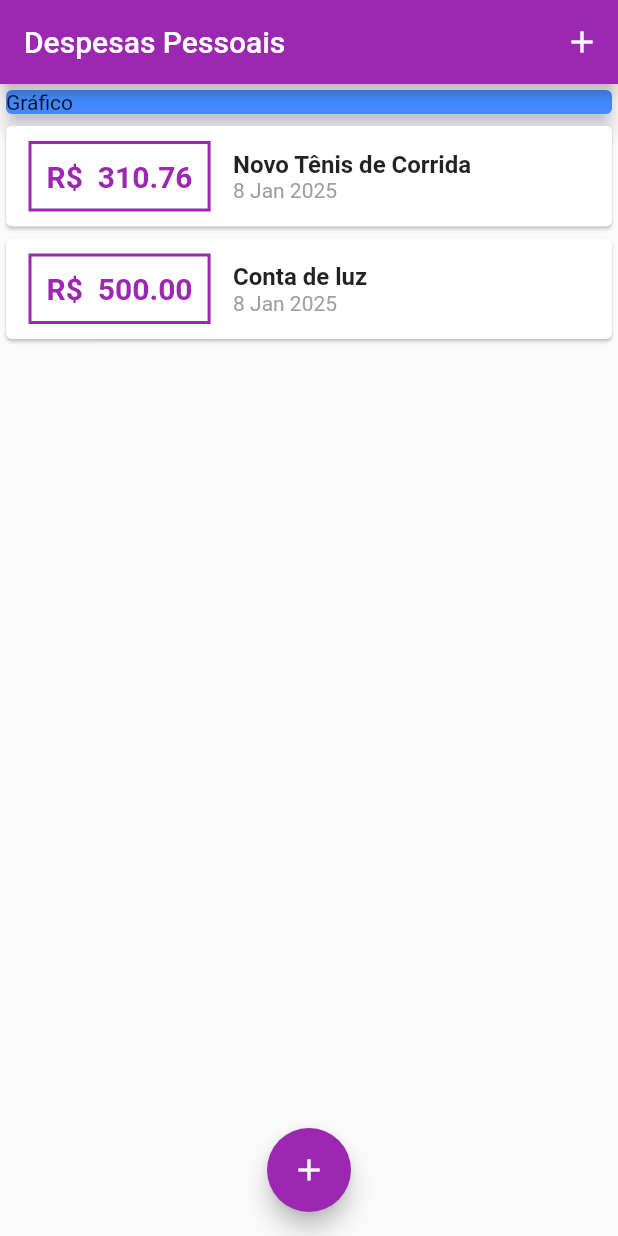
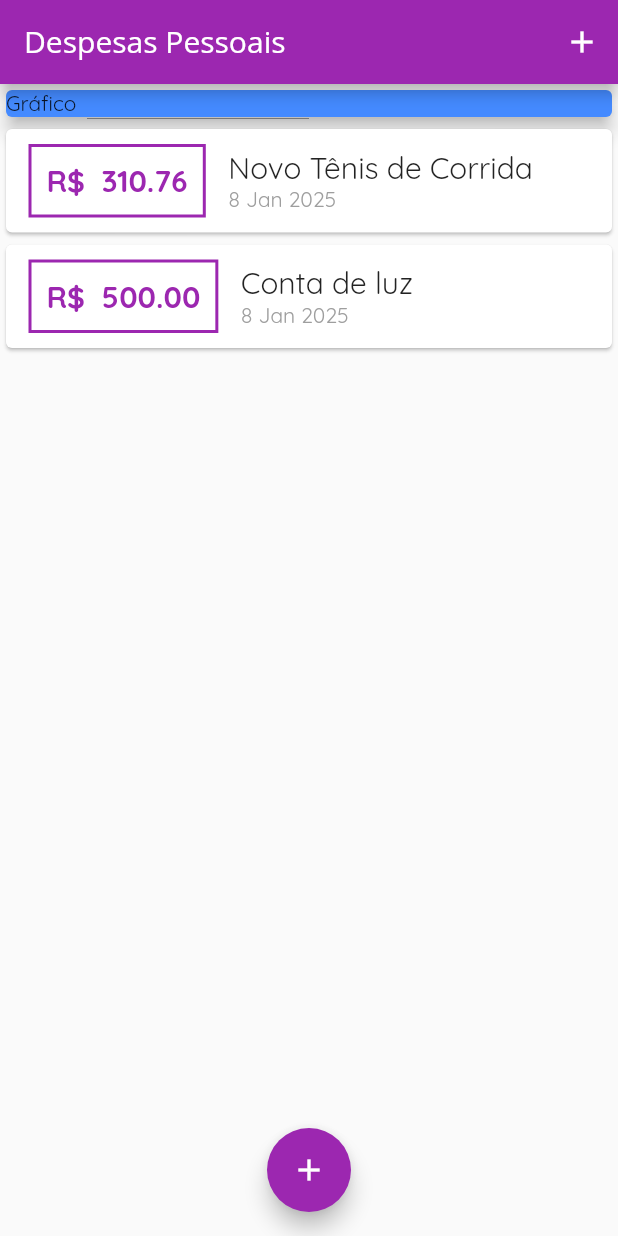
Before and after one commit to Brunolira123/app-despesas-flutter, a Flutter app: the screen it shows after launch, on a phone screen of 412 x 824 dp. Run offline on Flutter 3.47's test engine with Material 3 defaults, Android fonts, the phone set to English and light mode, and no system bars.

Commit message:
Changed source and downloaded new lib

```diff
--- a/lib/components/transaction_list.dart
+++ b/lib/components/transaction_list.dart
@@ -40,11 +40,8 @@ class TransactionList extends StatelessWidget {
                 Column(
                   crossAxisAlignment: CrossAxisAlignment.start,
                   children: <Widget>[
-                    Text(
-                      tr.title,
-                      style:
-                          TextStyle(fontWeight: FontWeight.bold, fontSize: 16),
-                    ),
+                    Text(tr.title,
+                        style: Theme.of(context).textTheme.titleLarge),
                     Text(
                       DateFormat('d MMM y').format(tr.date),
                       style: TextStyle(color: Colors.grey),
--- a/lib/main.dart
+++ b/lib/main.dart
@@ -17,7 +17,16 @@ class ExpensesApp extends StatelessWidget {
         appBarTheme: AppBarTheme(
           backgroundColor: Colors.purple,
           foregroundColor: Colors.white,
+          titleTextStyle: ThemeData.light()
+              .textTheme
+              .copyWith(
+                  titleLarge: TextStyle(
+                      fontFamily: 'OpenSans',
+                      fontSize: 20,
+                      fontWeight: FontWeight.w300))
+              .titleLarge,
         ),
+        fontFamily: 'Quicksand',
         colorScheme: ColorScheme.fromSeed(
             seedColor: const Color.fromARGB(255, 55, 1, 65),
             primary: Colors.purple,
@@ -75,7 +84,10 @@ class _MyHomePageState extends State<MyHomePage> {
   Widget build(BuildContext context) {
     return Scaffold(
       appBar: AppBar(
-        title: Text('Despesas Pessoais', style: TextStyle(color: Colors.white)),
+        title: Text(
+          'Despesas Pessoais',
+          style: TextStyle(color: Colors.white, fontFamily: 'OpenSans'),
+        ),
         actions: <Widget>[
           IconButton(
             icon: Icon(Icons.add),
```
Also changed, not shown: pubspec.yaml (+11 -6 lines), assets/fonts/OpenSans-Bold.ttf (added), assets/fonts/OpenSans-Regular.ttf (added), assets/fonts/Quicksand-Bold.ttf (added), assets/fonts/Quicksand-Light.ttf (added), assets/fonts/Quicksand-Medium.ttf (added), assets/fonts/Quicksand-Regular.ttf (added).
